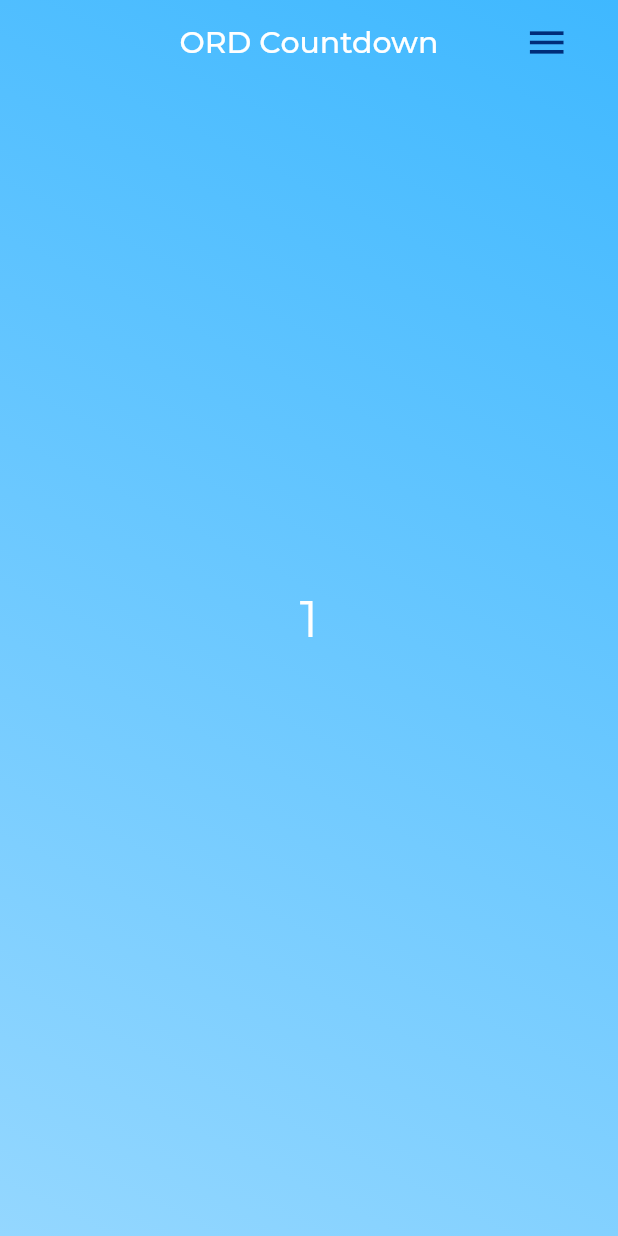
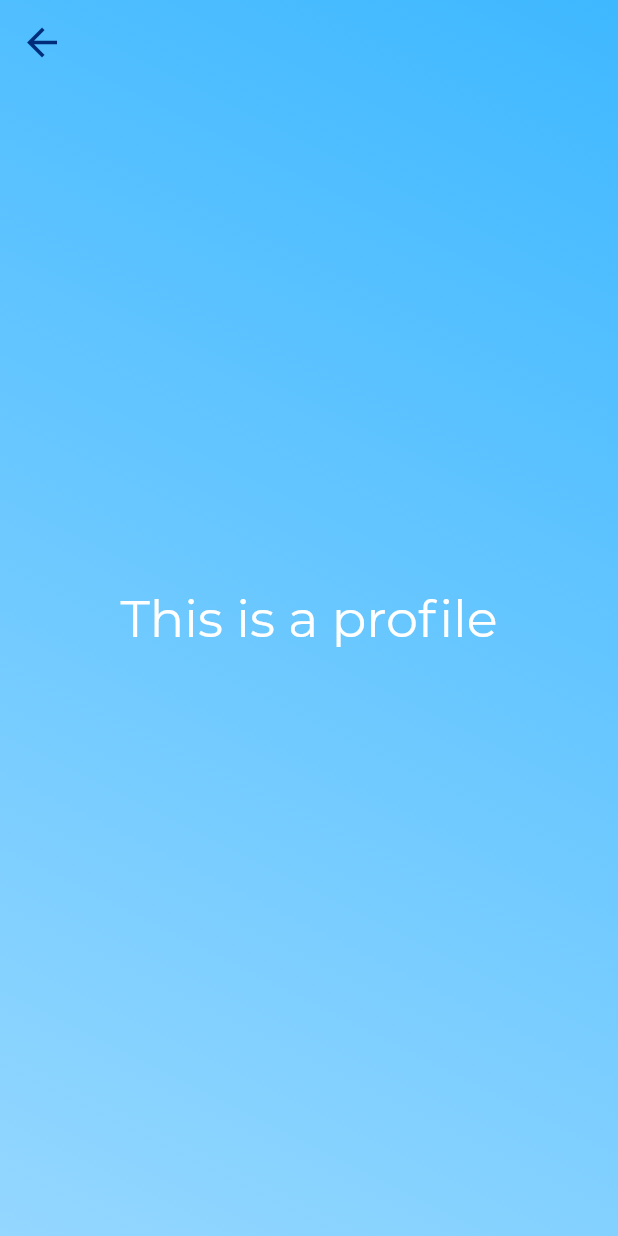
Before and after one commit to TanglingTreats/ord_countdown_app, a Flutter app: the screen it shows after launch, after a tap on the "menu" icon, on a phone screen of 412 x 824 dp. Run offline on Flutter 3.47's test engine with Material 2 defaults, Android fonts, the phone set to English and light mode, and no system bars.

Commit message:
Add Profile page
Add profile.dart

Add navigation

```diff
--- a/lib/src/app.dart
+++ b/lib/src/app.dart
@@ -1,5 +1,6 @@
 import 'package:flutter/material.dart';
 import 'ui/homepage.dart';
+import 'ui/profile.dart';
 import 'resources/app-palette.dart';
 
 class MyCountdownApp extends StatelessWidget {
@@ -26,8 +27,12 @@ class MyCountdownApp extends StatelessWidget {
         ),
         backgroundColor: Palette.themeColor,
       ),
-      home: HomePage(title: 'Welcome to Flutter'),
       debugShowCheckedModeBanner: false,
+      initialRoute: '/',
+      routes: {
+        '/' : (context) => HomePage(),
+        '/profile' : (context) => Profile(),
+      }
     );
   }
 }
--- /dev/null
+++ b/lib/src/resources/background.dart
@@ -0,0 +1,14 @@
+import 'package:flutter/material.dart';
+import 'app-palette.dart';
+
+class Background {
+  static var gradient = LinearGradient(
+    begin: Alignment.topRight,
+    end: Alignment.bottomLeft,
+    stops: [0.0, 1.0],
+    colors: [
+      Palette.bgGradientStart,
+      Palette.bgGradientEnd
+      ]
+    );
+}
--- a/lib/src/ui/homepage.dart
+++ b/lib/src/ui/homepage.dart
@@ -1,5 +1,6 @@
 import 'package:flutter/material.dart';
 import '../resources/app-palette.dart';
+import '../resources/background.dart';
 
 class HomePage extends StatefulWidget {
   HomePage({Key key, this.title}) : super(key: key);
@@ -21,20 +22,6 @@ class HomePage extends StatefulWidget {
 
 class _HomePageState extends State<HomePage> {
 
-  int _counter = 0;
-  String actionText = "Default";
-
-  void _incrementCounter() {
-    setState(() {
-      // This call to setState tells the Flutter framework that something has
-      // changed in this State, which causes it to rerun the build method below
-      // so that the display can reflect the updated values. If we changed
-      // _counter without calling setState(), then the build method would not be
-      // called again, and so nothing would appear to happen.
-      _counter++;
-    });
-  }
-
   @override
   Widget build(BuildContext context) {
     // This method is rerun every time setState is called, for instance as done
@@ -50,15 +37,7 @@ class _HomePageState extends State<HomePage> {
         Container(
           //Background gradient for the app
           decoration: BoxDecoration (
-            gradient: LinearGradient(
-              begin: Alignment.topRight,
-              end: Alignment.bottomLeft,
-              stops: [0.0, 1.0],
-              colors: [
-                Palette.bgGradientStart,
-                Palette.bgGradientEnd
-              ]
-            )
+            gradient: Background.gradient
           ),
         ),
         // Transparent appbar
@@ -76,7 +55,7 @@ class _HomePageState extends State<HomePage> {
                 child: InkWell(
                   child: Icon(Icons.menu),
                   onTap: (){
-                    _incrementCounter();
+                    Navigator.pushNamed(context, '/profile');
                   },
                   highlightColor: Color(0xFF5291C2),
                   splashColor: Color(0xFF94D7FF),
@@ -95,7 +74,7 @@ class _HomePageState extends State<HomePage> {
             mainAxisAlignment: MainAxisAlignment.center,
             children: <Widget>[
             Text(
-                  '$_counter',
+                  'Homepage',
                   style: Theme.of(context).textTheme.display1,
                 ),
             ],
--- a/lib/src/ui/profile.dart
+++ b/lib/src/ui/profile.dart
@@ -1 +1,66 @@
 import 'package:flutter/material.dart';
+import '../resources/background.dart';
+import '../resources/app-palette.dart';
+
+class Profile extends StatefulWidget {
+  Profile({Key key, this.title}) : super(key: key);
+
+
+  final String title;
+
+  @override
+  _ProfileState createState() => _ProfileState();
+}
+
+class _ProfileState extends State<Profile> {
+
+
+  @override
+  Widget build(BuildContext context) {
+    return Scaffold(
+      body: Stack (children: <Widget>[
+        Container(
+          //Background gradient for the app
+          decoration: BoxDecoration (
+            gradient: Background.gradient
+          ),
+        ),
+        // Transparent appbar
+        new Positioned(
+          top: 0.0,
+          left: 0.0,
+          right: 0.0,
+          child: AppBar(
+            leading: Container(
+                padding: EdgeInsets.all( 5 ),
+                width: 55,
+                child: InkWell(
+                  child: Icon(Icons.arrow_back),
+                  onTap: (){
+                    Navigator.pop(context);
+                  },
+                  highlightColor: Color(0xFF5291C2),
+                  splashColor: Color(0xFF94D7FF),
+                  borderRadius: BorderRadius.all( Radius.circular(30) ),
+                ),
+              ),
+            iconTheme: IconThemeData( size: 30, color: Palette.iconColor ),
+            backgroundColor: Colors.transparent,
+            elevation: 0.0,
+          )
+        ),
+        Center (
+          child: Column (
+            mainAxisAlignment: MainAxisAlignment.center,
+            children: <Widget>[
+            Text(
+                  'This is a profile',
+                  style: Theme.of(context).textTheme.display1,
+                ),
+            ],
+          )
+        )
+      ]),// This trailing comma makes auto-formatting nicer for build methods.
+    );
+  }
+}
```
